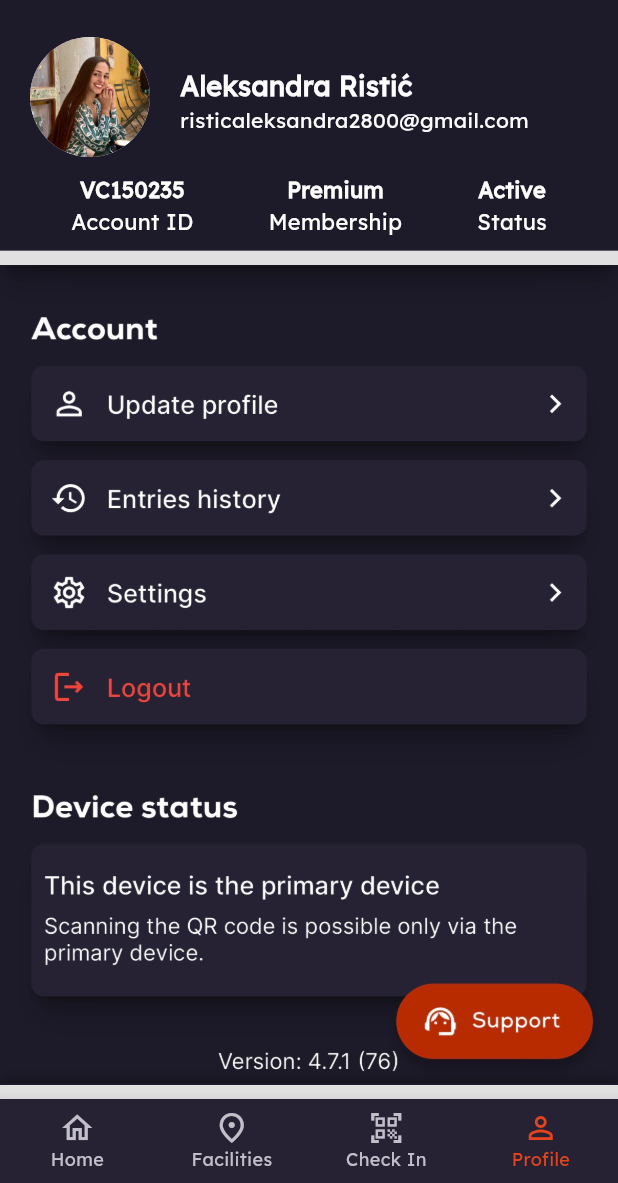
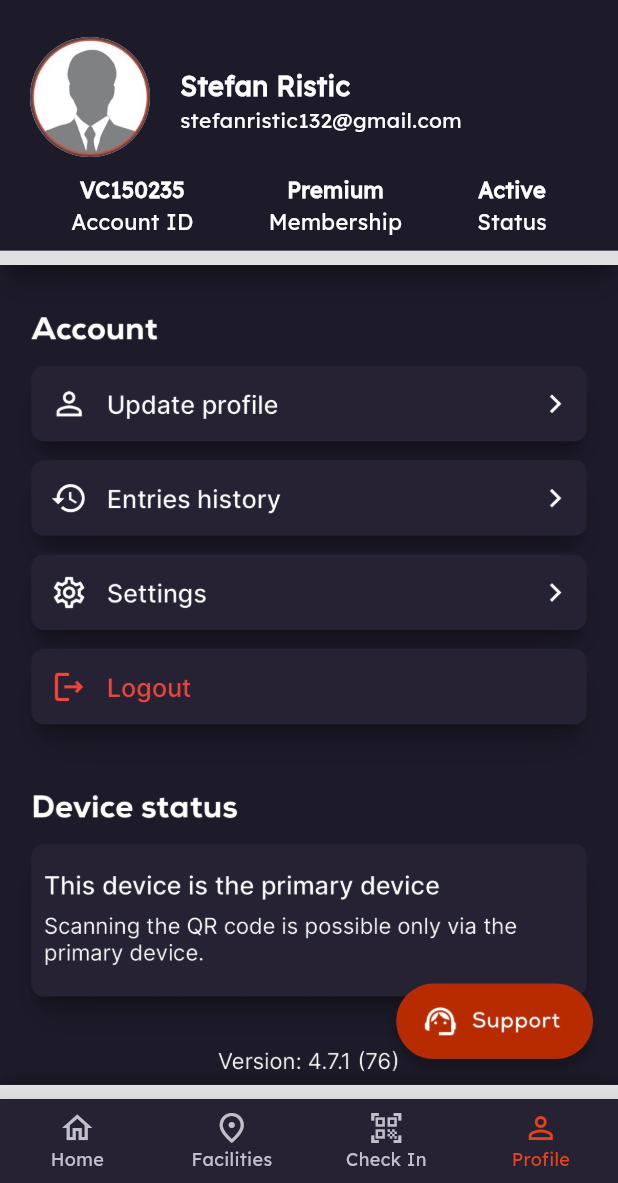
Before and after one commit to stefanristic123/MoblieLoginApp, a Flutter app: the screen it shows after launch, item 4 of the bottom bar chosen, on a phone screen of 412 x 824 dp, the part 53-1236 px from its top. Run offline on Flutter 3.47's test engine with Material 3 defaults, Android fonts, the phone set to English and light mode, and no system bars; our stand-ins replace camera.

Commit message:
IPhone 14 Pro

```diff
--- a/fitpass_app/lib/profile_view.dart
+++ b/fitpass_app/lib/profile_view.dart
@@ -27,7 +27,7 @@ class _ProfileViewState extends State<ProfileView> {
                         padding: EdgeInsets.only(left: 20, top: 10, right: 20), // Iphone 14 ide 20
                         child: CircleAvatar(
                           radius: 40.0,
-                          backgroundImage: AssetImage('assets/aca.png'), // user.jpg
+                          backgroundImage: AssetImage('assets/user.jpg'), // user.jpg
                         ),
                       ),
                       Column(
@@ -38,7 +38,7 @@ class _ProfileViewState extends State<ProfileView> {
                               padding:
                                   EdgeInsets.only(left: 0, top: 15, right: 0)),
                           Text(
-                            'Aleksandra Ristić',  //Aleksandra Ristić
+                            'Stefan Ristic',  //Aleksandra Ristić
                             style: TextStyle(
                                 fontSize: 18.0,
                                 fontFamily: 'Lexend',
@@ -47,7 +47,7 @@ class _ProfileViewState extends State<ProfileView> {
                           ),
                           // SizedBox(height: 4.0),
                           Text(
-                            'risticaleksandra2800@gmail.com', // 'risticaleksandra2800@gmail.com'
+                            'stefanristic132@gmail.com', // 'risticaleksandra2800@gmail.com'
                             style: TextStyle(
                                 fontSize: 14.0,
                                 fontFamily: 'Lexend',
--- a/fitpass_app/lib/scanner_view.dart
+++ b/fitpass_app/lib/scanner_view.dart
@@ -189,7 +189,7 @@ class CheckInWIdget extends StatelessWidget {
               child: CircleAvatar(
                 radius: 35.0,
                 backgroundImage:
-                    AssetImage('assets/aca.png'), //user.jpg
+                    AssetImage('assets/user.jpg'), //user.jpg
               ),
             ),
             Column(
@@ -205,7 +205,7 @@ class CheckInWIdget extends StatelessWidget {
                         right: 0,
                         bottom: 0)),
                 Text(
-                  'Aleksandra Ristić',  //Aleksandra Ristić
+                  'Stefan Ristic',  //Aleksandra Ristić
                   style: TextStyle(
                       fontSize: 15.0,
                       fontFamily: 'Lexend',
```
